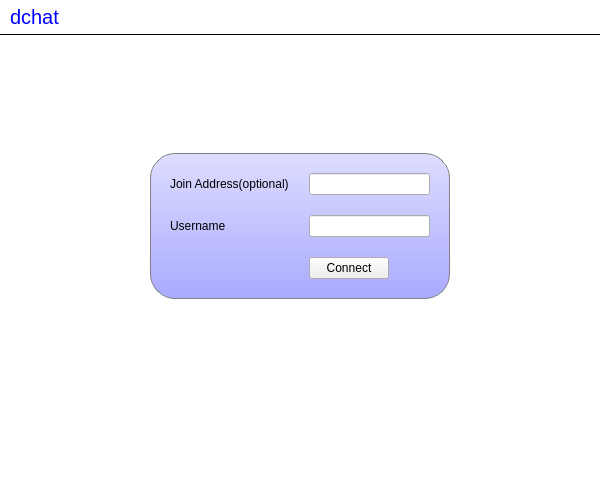
This is GUI/MainWindow.ui in weihu816/DVoter as Qt 5 draws it before an edit. The edited form follows.
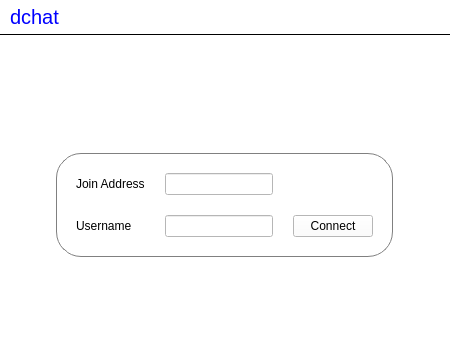
This is the edited form. The open tabs and pages were chosen to show the change.

Diff of the .ui file:
```diff
--- a/GUI/MainWindow.ui
+++ b/GUI/MainWindow.ui
@@ -6,8 +6,8 @@
    <rect>
     <x>0</x>
     <y>0</y>
-    <width>600</width>
-    <height>500</height>
+    <width>450</width>
+    <height>360</height>
    </rect>
   </property>
   <property name="windowTitle">
@@ -114,7 +114,20 @@
          </widget>
          <widget class="QWidget" name="loginPage">
           <layout class="QGridLayout" name="gridLayout_3">
-           <item row="0" column="1">
+           <item row="3" column="0">
+            <spacer name="verticalSpacer_2">
+             <property name="orientation">
+              <enum>Qt::Vertical</enum>
+             </property>
+             <property name="sizeHint" stdset="0">
+              <size>
+               <width>20</width>
+               <height>267</height>
+              </size>
+             </property>
+            </spacer>
+           </item>
+           <item row="0" column="0">
             <spacer name="verticalSpacer">
              <property name="orientation">
               <enum>Qt::Vertical</enum>
@@ -131,19 +144,6 @@
             </spacer>
            </item>
            <item row="1" column="0">
-            <spacer name="horizontalSpacer">
-             <property name="orientation">
-              <enum>Qt::Horizontal</enum>
-             </property>
-             <property name="sizeHint" stdset="0">
-              <size>
-               <width>223</width>
-               <height>20</height>
-              </size>
-             </property>
-            </spacer>
-           </item>
-           <item row="1" column="1">
             <widget class="QFrame" name="loginFrame">
              <property name="sizePolicy">
               <sizepolicy hsizetype="Fixed" vsizetype="Fixed">
@@ -157,6 +157,14 @@
                <height>0</height>
               </size>
              </property>
+             <property name="font">
+              <font>
+               <pointsize>12</pointsize>
+              </font>
+             </property>
+             <property name="styleSheet">
+              <string notr="true">background-color:white;</string>
+             </property>
              <property name="frameShape">
               <enum>QFrame::StyledPanel</enum>
              </property>
@@ -164,13 +172,6 @@
               <property name="spacing">
                <number>20</number>
               </property>
-              <item row="0" column="0">
-               <widget class="QLabel" name="label">
-                <property name="text">
-                 <string>Join Address(optional)</string>
-                </property>
-               </widget>
-              </item>
               <item row="0" column="1">
                <widget class="QLineEdit" name="serverLineEdit"/>
               </item>
@@ -184,7 +185,14 @@
               <item row="1" column="1">
                <widget class="QLineEdit" name="userLineEdit"/>
               </item>
-              <item row="2" column="1">
+              <item row="0" column="0">
+               <widget class="QLabel" name="label">
+                <property name="text">
+                 <string>Join Address</string>
+                </property>
+               </widget>
+              </item>
+              <item row="1" column="2">
                <widget class="QPushButton" name="loginButton">
                 <property name="sizePolicy">
                  <sizepolicy hsizetype="Fixed" vsizetype="Fixed">
@@ -200,32 +208,6 @@
              </layout>
             </widget>
            </item>
-           <item row="1" column="2">
-            <spacer name="horizontalSpacer_2">
-             <property name="orientation">
-              <enum>Qt::Horizontal</enum>
-             </property>
-             <property name="sizeHint" stdset="0">
-              <size>
-               <width>223</width>
-               <height>20</height>
-              </size>
-             </property>
-            </spacer>
-           </item>
-           <item row="2" column="1">
-            <spacer name="verticalSpacer_2">
-             <property name="orientation">
-              <enum>Qt::Vertical</enum>
-             </property>
-             <property name="sizeHint" stdset="0">
-              <size>
-               <width>20</width>
-               <height>267</height>
-              </size>
-             </property>
-            </spacer>
-           </item>
           </layout>
          </widget>
         </widget>
```
Left out of the diff: 54 changed lines with no effect on the pictures. Lines whose indentation alone changed are shown as unchanged.
